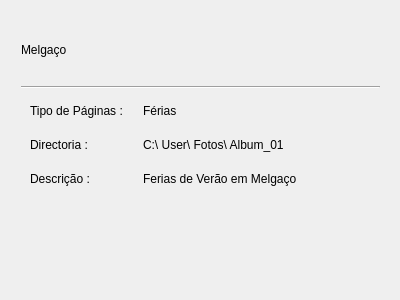
First picture: the form in UI/albuminfodisplay.ui, repository LACF-MIEEC/ES-PicViewer, before the edit.
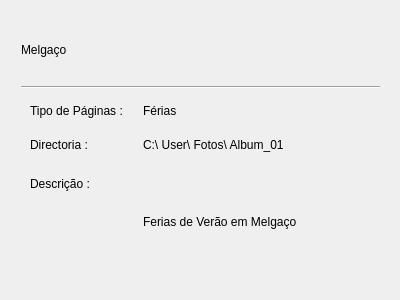
Second picture: the form after the edit.

Patch:
```diff
--- a/UI/albuminfodisplay.ui
+++ b/UI/albuminfodisplay.ui
@@ -41,7 +41,7 @@
   </property>
   <layout class="QGridLayout" name="gridLayout">
    <item row="0" column="0">
-    <widget class="QWidget" name="" native="true">
+    <widget class="QWidget" name="widget" native="true">
      <layout class="QVBoxLayout" name="verticalLayout">
       <property name="leftMargin">
        <number>10</number>
@@ -135,7 +135,13 @@
           </widget>
          </item>
          <item row="2" column="1">
-          <widget class="QLabel" name="label_6">
+          <widget class="QLabel" name="Description">
+           <property name="sizePolicy">
+            <sizepolicy hsizetype="Preferred" vsizetype="Expanding">
+             <horstretch>0</horstretch>
+             <verstretch>0</verstretch>
+            </sizepolicy>
+           </property>
            <property name="text">
             <string>Ferias de Verão em Melgaço</string>
            </property>
```
Left out of the diff: 30 changed lines with no effect on the pictures.
